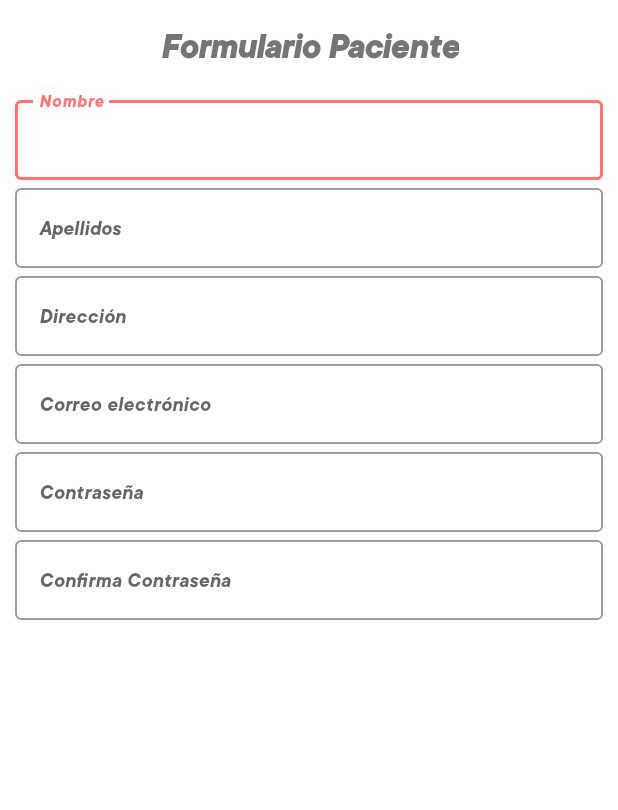
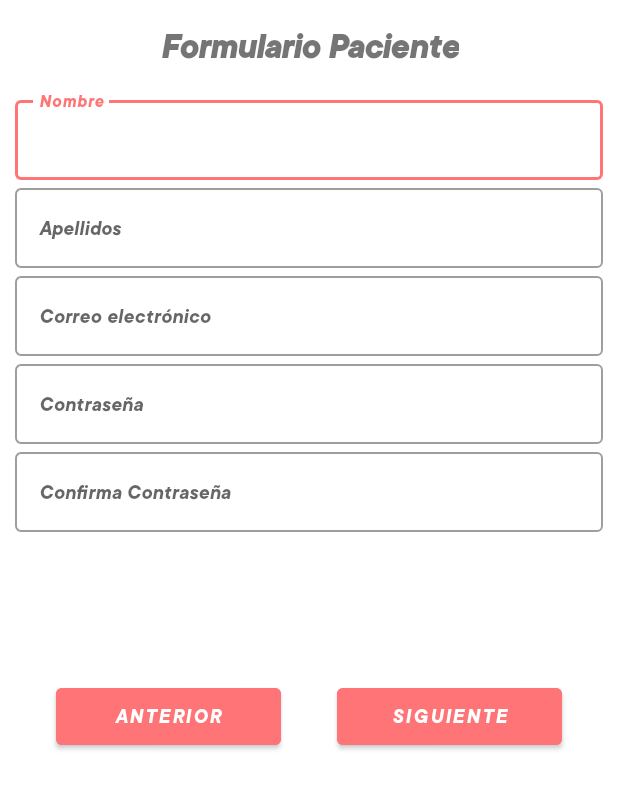
Before and after one commit to CarlosBotella/SafeDom, an Android app: the layout registrar.xml on its own in the app's theme, with its tools: preview values and no code run, on a phone screen of 412 x 824 dp, the part 334-1144 px from its top. Run offline under Robolectric (Android 15) with nearby library versions, the phone set to English and light mode, and no system bars.

Commit message:
botones añadidos NO FUNCIONALES

```diff
--- a/Android/app/src/main/res/layout/login.xml
+++ b/Android/app/src/main/res/layout/login.xml
@@ -157,7 +157,7 @@
         android:layout_marginTop="80dp"
         android:backgroundTint="#FF7476"
         android:fontFamily="@font/tt_commons_bold_italic"
-        android:onClick="registroCorreo"
+        android:onClick="registroCodigo"
         android:text="Registro"
         app:layout_constraintEnd_toStartOf="@+id/constraintLayout"
         app:layout_constraintHorizontal_bias="0.5"
--- a/Android/app/src/main/res/layout/registrar.xml
+++ b/Android/app/src/main/res/layout/registrar.xml
@@ -85,8 +85,8 @@
         app:layout_constraintTop_toBottomOf="@+id/imageView" />
 
     <com.google.android.material.textfield.TextInputLayout
+        android:id="@+id/til_nombre"
         style="@style/Widget.MaterialComponents.TextInputLayout.OutlinedBox"
-        android:id="@+id/til_nombre"
         android:layout_width="0dp"
         android:layout_height="wrap_content"
         android:layout_marginStart="10dp"
@@ -112,8 +112,8 @@
     </com.google.android.material.textfield.TextInputLayout>
 
     <com.google.android.material.textfield.TextInputLayout
+        android:id="@+id/til_apellidos"
         style="@style/Widget.MaterialComponents.TextInputLayout.OutlinedBox"
-        android:id="@+id/til_apellidos"
         android:layout_width="0dp"
         android:layout_height="wrap_content"
         android:layout_marginStart="10dp"
@@ -138,8 +138,8 @@
     </com.google.android.material.textfield.TextInputLayout>
 
     <com.google.android.material.textfield.TextInputLayout
+        android:id="@+id/til_CElec"
         style="@style/Widget.MaterialComponents.TextInputLayout.OutlinedBox"
-        android:id="@+id/til_direccion"
         android:layout_width="0dp"
         android:layout_height="wrap_content"
         android:layout_marginStart="10dp"
@@ -153,32 +153,6 @@
         app:layout_constraintTop_toBottomOf="@+id/til_apellidos">
 
         <com.google.android.material.textfield.TextInputEditText
-            android:id="@+id/direccion"
-            android:layout_width="match_parent"
-            android:layout_height="match_parent"
-            android:fontFamily="@font/tt_commons_bold_italic"
-            android:hint="Dirección"
-            android:imeOptions="actionNext"
-            android:inputType="textEmailAddress"
-            android:textSize="14dp" />
-    </com.google.android.material.textfield.TextInputLayout>
-
-    <com.google.android.material.textfield.TextInputLayout
-        style="@style/Widget.MaterialComponents.TextInputLayout.OutlinedBox"
-        android:id="@+id/til_CElec"
-        android:layout_width="0dp"
-        android:layout_height="wrap_content"
-        android:layout_marginStart="10dp"
-        android:layout_marginTop="0dp"
-        android:layout_marginEnd="10dp"
-        android:minHeight="?android:attr/actionBarSize"
-        android:transitionGroup="true"
-        app:layout_constraintEnd_toEndOf="parent"
-        app:layout_constraintLeft_toLeftOf="parent"
-        app:layout_constraintStart_toStartOf="parent"
-        app:layout_constraintTop_toBottomOf="@+id/til_direccion">
-
-        <com.google.android.material.textfield.TextInputEditText
             android:id="@+id/CElec"
             android:layout_width="match_parent"
             android:layout_height="match_parent"
@@ -190,8 +164,8 @@
     </com.google.android.material.textfield.TextInputLayout>
 
     <com.google.android.material.textfield.TextInputLayout
+        android:id="@+id/til_pass"
         style="@style/Widget.MaterialComponents.TextInputLayout.OutlinedBox"
-        android:id="@+id/til_pass"
         android:layout_width="0dp"
         android:layout_height="wrap_content"
         android:layout_marginStart="10dp"
@@ -216,8 +190,8 @@
     </com.google.android.material.textfield.TextInputLayout>
 
     <com.google.android.material.textfield.TextInputLayout
+        android:id="@+id/til_Reppass"
         style="@style/Widget.MaterialComponents.TextInputLayout.OutlinedBox"
-        android:id="@+id/til_Reppass"
         android:layout_width="0dp"
         android:layout_height="wrap_content"
         android:layout_marginStart="10dp"
@@ -241,7 +215,33 @@
             android:textSize="14dp" />
     </com.google.android.material.textfield.TextInputLayout>
 
+    <Button
+        android:id="@+id/siguiente_registro"
+        android:layout_width="150dp"
+        android:layout_height="50dp"
+        android:backgroundTint="#FF7476"
+        android:fontFamily="@font/tt_commons_bold_italic"
+        android:text="Siguiente"
+        app:layout_constraintBottom_toBottomOf="parent"
+        app:layout_constraintEnd_toEndOf="parent"
+        app:layout_constraintHorizontal_bias="0.5"
+        app:layout_constraintStart_toEndOf="@+id/anterior_registro"
+        app:layout_constraintTop_toBottomOf="@+id/til_Reppass" />
+
+    <Button
+        android:id="@+id/anterior_registro"
+        android:layout_width="150dp"
+        android:layout_height="50dp"
+        android:backgroundTint="#FF7476"
+        android:fontFamily="@font/tt_commons_bold_italic"
+        android:text="anterior"
+        app:layout_constraintBottom_toBottomOf="parent"
+        app:layout_constraintEnd_toStartOf="@+id/siguiente_registro"
+        app:layout_constraintHorizontal_bias="0.5"
+        app:layout_constraintStart_toStartOf="parent"
+        app:layout_constraintTop_toBottomOf="@+id/til_Reppass" />
+
 </androidx.constraintlayout.widget.ConstraintLayout>
 
-<!--TODO: Poner botones de siguiente y atrás-->
-<!--TODO: Hacer inputs más pequeños-->
+    <!--TODO: Poner botones de siguiente y atrás-->
+    <!--TODO: Hacer inputs más pequeños-->
```
Also changed, not shown: Android/app/src/main/java/com/example/safedom/CustomLoginActivity.java (+19 -0 lines), Android/app/src/main/res/layout/prueba.xml (+87 -163 lines).
